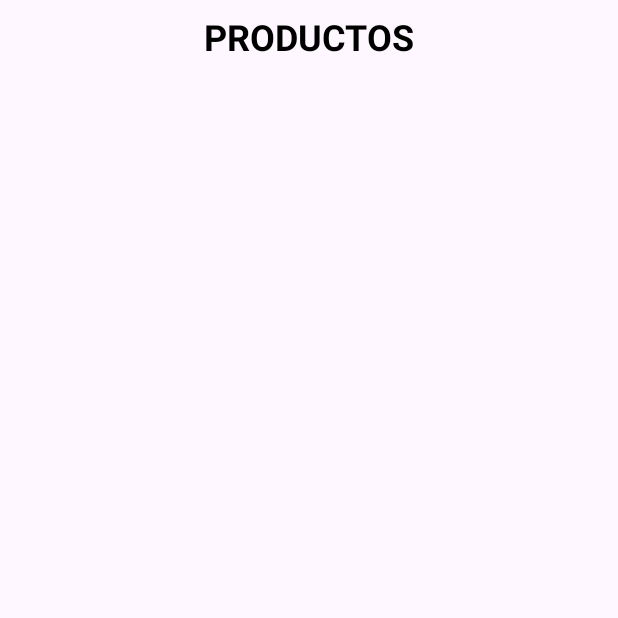
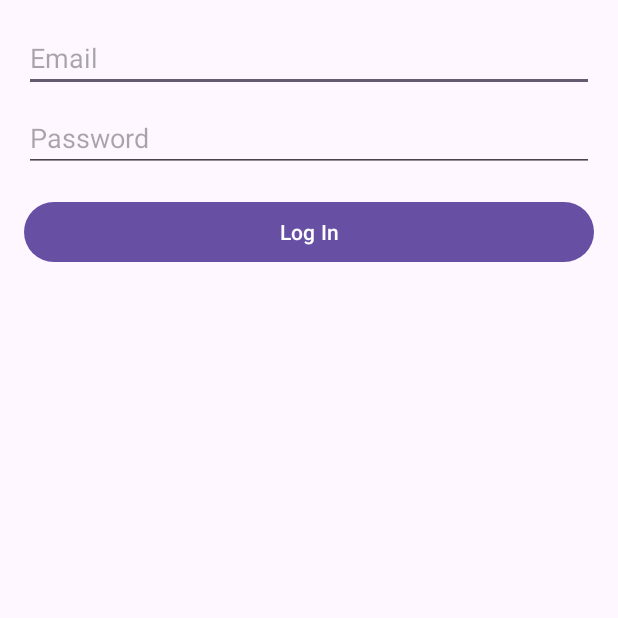
Before and after one commit to diegozen4/APP-ListProduct-KOTLIN, an Android app: the screen it shows after launch (MainActivity before the commit, LoginActivity after it), on a phone screen of 412 x 824 dp, the top half of it. Run offline under Robolectric (Android 15) with nearby library versions, the light colour scheme and no system bars; our stand-ins replace Volley.

Commit message:
Implementacion de click en producto, para ver detalles y realizar compras. e implementacion de Autenticacion con un login

```diff
--- a/app/src/main/AndroidManifest.xml
+++ b/app/src/main/AndroidManifest.xml
@@ -18,6 +18,12 @@
         tools:targetApi="31">
         <activity
             android:name=".MainActivity"
+            android:exported="false" />
+        <activity
+            android:name=".ProductDetailActivity"
+            android:exported="false" />
+        <activity
+            android:name=".LoginActivity"
             android:exported="true">
             <intent-filter>
                 <action android:name="android.intent.action.MAIN" />
--- /dev/null
+++ b/app/src/main/java/com/app/dhpapp/LoginActivity.kt
@@ -0,0 +1,52 @@
+package com.app.dhpapp
+
+import android.annotation.SuppressLint
+import android.content.Intent
+import androidx.appcompat.app.AppCompatActivity
+import android.os.Bundle
+import android.widget.Button
+import android.widget.EditText
+import android.widget.Toast
+import androidx.lifecycle.ViewModelProvider
+import com.app.dhpapp.model.User
+import com.app.dhpapp.repository.LoginRepository
+import com.app.dhpapp.viewmodel.LoginViewModel
+
+class LoginActivity : AppCompatActivity() {
+    private lateinit var editTextEmail: EditText
+    private lateinit var editTextPassword: EditText
+    private lateinit var loginButton: Button
+    private lateinit var loginViewModel: LoginViewModel
+    private lateinit var loginRepository: LoginRepository
+
+    @SuppressLint("MissingInflatedId")
+    override fun onCreate(savedInstanceState: Bundle?) {
+        super.onCreate(savedInstanceState)
+        setContentView(R.layout.activity_login)
+
+        editTextEmail = findViewById(R.id.editTextEmail)
+        editTextPassword = findViewById(R.id.editTextPassword)
+        loginButton = findViewById(R.id.loginButton)
+
+        loginRepository = LoginRepository(applicationContext) // Pasar el contexto de la aplicación
+        loginViewModel = LoginViewModel(loginRepository)
+
+        loginButton.setOnClickListener {
+            val email = editTextEmail.text.toString().trim()
+            val password = editTextPassword.text.toString().trim()
+
+            val user = User(email, password)
+            loginViewModel.loginUser(user,
+                onSuccess = {
+                    // Iniciar MainActivity cuando el inicio de sesión sea exitoso
+                    startActivity(Intent(this@LoginActivity, MainActivity::class.java))
+                    finish() // Finalizar LoginActivity para que el usuario no pueda volver atrás
+                },
+                onError = { error ->
+                    // Mostrar un Toast con el mensaje de error
+                    Toast.makeText(this@LoginActivity, "Error: $error", Toast.LENGTH_SHORT).show()
+                }
+            )
+        }
+    }
+}
--- a/app/src/main/java/com/app/dhpapp/MainActivity.kt
+++ b/app/src/main/java/com/app/dhpapp/MainActivity.kt
@@ -1,5 +1,6 @@
 package com.app.dhpapp
 
+import android.content.Intent
 import androidx.appcompat.app.AppCompatActivity
 import android.os.Bundle
 import androidx.lifecycle.ViewModelProvider
@@ -7,9 +8,11 @@ import androidx.recyclerview.widget.LinearLayoutManager
 import androidx.recyclerview.widget.RecyclerView
 import androidx.swiperefreshlayout.widget.SwipeRefreshLayout
 import com.app.dhpapp.adapter.ProductAdapter
+import com.app.dhpapp.model.Product
 import com.app.dhpapp.viewmodel.ProductViewModel
+import java.io.Serializable
 
-class MainActivity : AppCompatActivity() {
+class MainActivity : AppCompatActivity(), ProductAdapter.OnProductClickListener {
 
     private lateinit var recyclerView: RecyclerView
     private lateinit var adapter: ProductAdapter
@@ -23,7 +26,7 @@ class MainActivity : AppCompatActivity() {
 
         recyclerView = findViewById(R.id.recyclerView)
         recyclerView.layoutManager = LinearLayoutManager(this)
-        adapter = ProductAdapter(emptyList())
+        adapter = ProductAdapter(emptyList(), this)
         recyclerView.adapter = adapter
 
         swipeRefreshLayout = findViewById(R.id.swipeRefreshLayout)
@@ -37,4 +40,10 @@ class MainActivity : AppCompatActivity() {
             swipeRefreshLayout.isRefreshing = false
         }
     }
+    override fun onProductClick(product: Product) {
+        val intent = Intent(this, ProductDetailActivity::class.java).apply {
+            putExtra("product", product as Serializable)
+        }
+        startActivity(intent)
+    }
 }
--- a/app/src/main/java/com/app/dhpapp/model/Product.kt
+++ b/app/src/main/java/com/app/dhpapp/model/Product.kt
@@ -1,8 +1,10 @@
 package com.app.dhpapp.model
 
+import java.io.Serializable
+
 data class Product(
-    val id_Product: Int,
+    val id: Int,
     val name: String,
     val description: String,
     val price: Double
-)
+) : Serializable
--- /dev/null
+++ b/app/src/main/java/com/app/dhpapp/model/User.kt
@@ -0,0 +1,6 @@
+package com.app.dhpapp.model
+
+data class User(
+    val email: String,
+    val password: String
+)
--- /dev/null
+++ b/app/src/main/java/com/app/dhpapp/viewmodel/LoginViewModel.kt
@@ -0,0 +1,11 @@
+package com.app.dhpapp.viewmodel
+
+import androidx.lifecycle.ViewModel
+import com.app.dhpapp.model.User
+import com.app.dhpapp.repository.LoginRepository
+
+class LoginViewModel(private val loginRepository: LoginRepository) : ViewModel() {
+    fun loginUser(user: User, onSuccess: () -> Unit, onError: (String) -> Unit) {
+        loginRepository.loginUser(user, onSuccess, onError)
+    }
+}
--- a/app/src/main/java/com/app/dhpapp/viewmodel/ProductViewModel.kt
+++ b/app/src/main/java/com/app/dhpapp/viewmodel/ProductViewModel.kt
@@ -9,13 +9,13 @@ import com.android.volley.Request
 import com.android.volley.RequestQueue
 import com.android.volley.toolbox.JsonObjectRequest
 import com.android.volley.toolbox.Volley
+import com.app.dhpapp.BaseApi
 import com.app.dhpapp.model.Product
 
 class ProductViewModel(application: Application) : AndroidViewModel(application) {
 
     private var appContext: Context? = application.applicationContext
 
-    private val BASE_URL = "http://10.0.2.2"
     private lateinit var queue: RequestQueue
 
     private val _productList = MutableLiveData<List<Product>>()
@@ -29,7 +29,7 @@ class ProductViewModel(application: Application) : AndroidViewModel(application)
     fun getProducts() {
         appContext?.let { context ->
             queue = Volley.newRequestQueue(context)
-            val url = "$BASE_URL/apiDhp/GET_Products.php"
+            val url = "${BaseApi.BASE_URL}/apiDhp/GET_Products.php"
 
             val request = JsonObjectRequest(Request.Method.GET, url, null,
                 { response ->
--- /dev/null
+++ b/app/src/main/res/layout/activity_login.xml
@@ -0,0 +1,31 @@
+<?xml version="1.0" encoding="utf-8"?>
+<RelativeLayout xmlns:android="http://schemas.android.com/apk/res/android"
+    android:layout_width="match_parent"
+    android:layout_height="match_parent"
+    android:padding="16dp">
+
+    <EditText
+        android:id="@+id/editTextEmail"
+        android:layout_width="match_parent"
+        android:layout_height="wrap_content"
+        android:layout_marginBottom="8dp"
+        android:hint="Email"
+        android:inputType="textEmailAddress" />
+
+    <EditText
+        android:id="@+id/editTextPassword"
+        android:layout_width="match_parent"
+        android:layout_height="wrap_content"
+        android:layout_below="@id/editTextEmail"
+        android:layout_marginBottom="16dp"
+        android:hint="Password"
+        android:inputType="textPassword" />
+
+    <Button
+        android:id="@+id/loginButton"
+        android:layout_width="match_parent"
+        android:layout_height="wrap_content"
+        android:layout_below="@id/editTextPassword"
+        android:text="Log In" />
+
+</RelativeLayout>
--- a/app/src/main/res/values/strings.xml
+++ b/app/src/main/res/values/strings.xml
@@ -1,5 +1,5 @@
 <resources>
     <string name="app_name">dhpApp</string>
-<!-- TODO: Remove or change this placeholder text -->
+    <!-- TODO: Remove or change this placeholder text -->
     <string name="hello_blank_fragment">Hello blank fragment</string>
 </resources>
```
Also changed, not shown: app/src/main/java/com/app/dhpapp/BaseApi.kt (added, +7 -0 lines), app/src/main/java/com/app/dhpapp/ProductDetailActivity.kt (added, +42 -0 lines), app/src/main/java/com/app/dhpapp/adapter/ProductAdapter.kt (+10 -1 lines), app/src/main/java/com/app/dhpapp/repository/LoginRepository.kt (added, +32 -0 lines), app/src/main/res/layout/activity_product_detail.xml (added, +46 -0 lines).
